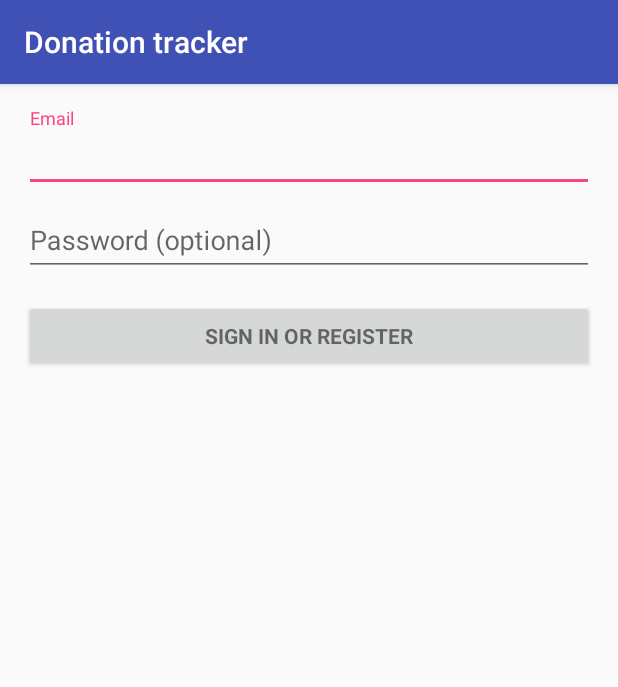
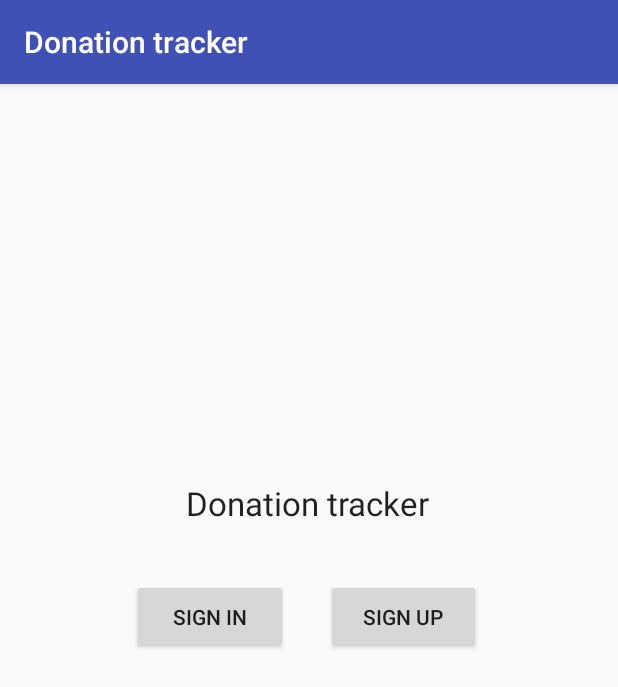
Before and after one commit to CS2340-Fall2018-Team74/Donation-Tracker, an Android app: the screen it shows after launch (LoginActivity before the commit, WelcomeActivity after it), on a phone screen of 412 x 824 dp. Shown: the top 687 px of the screen. Run offline under Robolectric (Android 15) with nearby library versions, the phone set to English and light mode, and no system bars.

Commit message:
welcome activity

```diff
--- a/app/build.gradle
+++ b/app/build.gradle
@@ -22,6 +22,7 @@ dependencies {
     implementation fileTree(dir: 'libs', include: ['*.jar'])
     implementation 'com.android.support:appcompat-v7:28.0.0-rc02'
     implementation 'com.android.support:design:28.0.0-rc02'
+    implementation 'com.android.support.constraint:constraint-layout:1.1.3'
     testImplementation 'junit:junit:4.12'
     androidTestImplementation 'com.android.support.test:runner:1.0.2'
     androidTestImplementation 'com.android.support.test.espresso:espresso-core:3.0.2'
--- a/app/src/main/AndroidManifest.xml
+++ b/app/src/main/AndroidManifest.xml
@@ -1,6 +1,7 @@
 <?xml version="1.0" encoding="utf-8"?>
 <manifest xmlns:android="http://schemas.android.com/apk/res/android"
     package="edu.gatech.donationtracker">
+
     <!-- To auto-complete the email text field in the login form with the user's emails -->
     <uses-permission android:name="android.permission.GET_ACCOUNTS" />
     <uses-permission android:name="android.permission.READ_PROFILE" />
@@ -13,15 +14,14 @@
         android:roundIcon="@mipmap/ic_launcher_round"
         android:supportsRtl="true"
         android:theme="@style/AppTheme">
-        <activity
-            android:name=".LoginActivity"
+        <activity android:name=".WelcomeActivity"
             android:label="@string/app_name">
             <intent-filter>
                 <action android:name="android.intent.action.MAIN" />
-
                 <category android:name="android.intent.category.LAUNCHER" />
             </intent-filter>
         </activity>
     </application>
 
+
 </manifest>
--- a/app/src/main/java/edu/gatech/donationtracker/LoginActivity.java
+++ /dev/null
@@ -1,349 +0,0 @@
-package edu.gatech.donationtracker;
-
-import android.animation.Animator;
-import android.animation.AnimatorListenerAdapter;
-import android.annotation.TargetApi;
-import android.content.pm.PackageManager;
-import android.support.annotation.NonNull;
-import android.support.design.widget.Snackbar;
-import android.support.v7.app.AppCompatActivity;
-import android.app.LoaderManager.LoaderCallbacks;
-
-import android.content.CursorLoader;
-import android.content.Loader;
-import android.database.Cursor;
-import android.net.Uri;
-import android.os.AsyncTask;
-
-import android.os.Build;
-import android.os.Bundle;
-import android.provider.ContactsContract;
-import android.text.TextUtils;
-import android.view.KeyEvent;
-import android.view.View;
-import android.view.View.OnClickListener;
-import android.view.inputmethod.EditorInfo;
-import android.widget.ArrayAdapter;
-import android.widget.AutoCompleteTextView;
-import android.widget.Button;
-import android.widget.EditText;
-import android.widget.TextView;
-
-import java.util.ArrayList;
-import java.util.List;
-
-import static android.Manifest.permission.READ_CONTACTS;
-
-/**
- * A login screen that offers login via email/password.
- */
-public class LoginActivity extends AppCompatActivity implements LoaderCallbacks<Cursor> {
-
-    /**
-     * Id to identity READ_CONTACTS permission request.
-     */
-    private static final int REQUEST_READ_CONTACTS = 0;
-
-    /**
-     * A dummy authentication store containing known user names and passwords.
-     * TODO: remove after connecting to a real authentication system.
-     */
-    private static final String[] DUMMY_CREDENTIALS = new String[]{
-            "foo@example.com:hello", "bar@example.com:world"
-    };
-    /**
-     * Keep track of the login task to ensure we can cancel it if requested.
-     */
-    private UserLoginTask mAuthTask = null;
-
-    // UI references.
-    private AutoCompleteTextView mEmailView;
-    private EditText mPasswordView;
-    private View mProgressView;
-    private View mLoginFormView;
-
-    @Override
-    protected void onCreate(Bundle savedInstanceState) {
-        super.onCreate(savedInstanceState);
-        setContentView(R.layout.activity_login);
-        // Set up the login form.
-        mEmailView = (AutoCompleteTextView) findViewById(R.id.email);
-        populateAutoComplete();
-
-        mPasswordView = (EditText) findViewById(R.id.password);
-        mPasswordView.setOnEditorActionListener(new TextView.OnEditorActionListener() {
-            @Override
-            public boolean onEditorAction(TextView textView, int id, KeyEvent keyEvent) {
-                if (id == EditorInfo.IME_ACTION_DONE || id == EditorInfo.IME_NULL) {
-                    attemptLogin();
-                    return true;
-                }
-                return false;
-            }
-        });
-
-        Button mEmailSignInButton = (Button) findViewById(R.id.email_sign_in_button);
-        mEmailSignInButton.setOnClickListener(new OnClickListener() {
-            @Override
-            public void onClick(View view) {
-                attemptLogin();
-            }
-        });
-
-        mLoginFormView = findViewById(R.id.login_form);
-        mProgressView = findViewById(R.id.login_progress);
-    }
-
-    private void populateAutoComplete() {
-        if (!mayRequestContacts()) {
-            return;
-        }
-
-        getLoaderManager().initLoader(0, null, this);
-    }
-
-    private boolean mayRequestContacts() {
-        if (Build.VERSION.SDK_INT < Build.VERSION_CODES.M) {
-            return true;
-        }
-        if (checkSelfPermission(READ_CONTACTS) == PackageManager.PERMISSION_GRANTED) {
-            return true;
-        }
-        if (shouldShowRequestPermissionRationale(READ_CONTACTS)) {
-            Snackbar.make(mEmailView, R.string.permission_rationale, Snackbar.LENGTH_INDEFINITE)
-                    .setAction(android.R.string.ok, new View.OnClickListener() {
-                        @Override
-                        @TargetApi(Build.VERSION_CODES.M)
-                        public void onClick(View v) {
-                            requestPermissions(new String[]{READ_CONTACTS}, REQUEST_READ_CONTACTS);
-                        }
-                    });
-        } else {
-            requestPermissions(new String[]{READ_CONTACTS}, REQUEST_READ_CONTACTS);
-        }
-        return false;
-    }
-
-    /**
-     * Callback received when a permissions request has been completed.
-     */
-    @Override
-    public void onRequestPermissionsResult(int requestCode, @NonNull String[] permissions,
-                                           @NonNull int[] grantResults) {
-        if (requestCode == REQUEST_READ_CONTACTS) {
-            if (grantResults.length == 1 && grantResults[0] == PackageManager.PERMISSION_GRANTED) {
-                populateAutoComplete();
-            }
-        }
-    }
-
-
-    /**
-     * Attempts to sign in or register the account specified by the login form.
-     * If there are form errors (invalid email, missing fields, etc.), the
-     * errors are presented and no actual login attempt is made.
-     */
-    private void attemptLogin() {
-        if (mAuthTask != null) {
-            return;
-        }
-
-        // Reset errors.
-        mEmailView.setError(null);
-        mPasswordView.setError(null);
-
-        // Store values at the time of the login attempt.
-        String email = mEmailView.getText().toString();
-        String password = mPasswordView.getText().toString();
-
-        boolean cancel = false;
-        View focusView = null;
-
-        // Check for a valid password, if the user entered one.
-        if (!TextUtils.isEmpty(password) && !isPasswordValid(password)) {
-            mPasswordView.setError(getString(R.string.error_invalid_password));
-            focusView = mPasswordView;
-            cancel = true;
-        }
-
-        // Check for a valid email address.
-        if (TextUtils.isEmpty(email)) {
-            mEmailView.setError(getString(R.string.error_field_required));
-            focusView = mEmailView;
-            cancel = true;
-        } else if (!isEmailValid(email)) {
-            mEmailView.setError(getString(R.string.error_invalid_email));
-            focusView = mEmailView;
-            cancel = true;
-        }
-
-        if (cancel) {
-            // There was an error; don't attempt login and focus the first
-            // form field with an error.
-            focusView.requestFocus();
-        } else {
-            // Show a progress spinner, and kick off a background task to
-            // perform the user login attempt.
-            showProgress(true);
-            mAuthTask = new UserLoginTask(email, password);
-            mAuthTask.execute((Void) null);
-        }
-    }
-
-    private boolean isEmailValid(String email) {
-        //TODO: Replace this with your own logic
-        return email.contains("@");
-    }
-
-    private boolean isPasswordValid(String password) {
-        //TODO: Replace this with your own logic
-        return password.length() > 4;
-    }
-
-    /**
-     * Shows the progress UI and hides the login form.
-     */
-    @TargetApi(Build.VERSION_CODES.HONEYCOMB_MR2)
-    private void showProgress(final boolean show) {
-        // On Honeycomb MR2 we have the ViewPropertyAnimator APIs, which allow
-        // for very easy animations. If available, use these APIs to fade-in
-        // the progress spinner.
-        if (Build.VERSION.SDK_INT >= Build.VERSION_CODES.HONEYCOMB_MR2) {
-            int shortAnimTime = getResources().getInteger(android.R.integer.config_shortAnimTime);
-
-            mLoginFormView.setVisibility(show ? View.GONE : View.VISIBLE);
-            mLoginFormView.animate().setDuration(shortAnimTime).alpha(
-                    show ? 0 : 1).setListener(new AnimatorListenerAdapter() {
-                @Override
-                public void onAnimationEnd(Animator animation) {
-                    mLoginFormView.setVisibility(show ? View.GONE : View.VISIBLE);
-                }
-            });
-
-            mProgressView.setVisibility(show ? View.VISIBLE : View.GONE);
-            mProgressView.animate().setDuration(shortAnimTime).alpha(
-                    show ? 1 : 0).setListener(new AnimatorListenerAdapter() {
-                @Override
-                public void onAnimationEnd(Animator animation) {
-                    mProgressView.setVisibility(show ? View.VISIBLE : View.GONE);
-                }
-            });
-        } else {
-            // The ViewPropertyAnimator APIs are not available, so simply show
-            // and hide the relevant UI components.
-            mProgressView.setVisibility(show ? View.VISIBLE : View.GONE);
-            mLoginFormView.setVisibility(show ? View.GONE : View.VISIBLE);
-        }
-    }
-
-    @Override
-    public Loader<Cursor> onCreateLoader(int i, Bundle bundle) {
-        return new CursorLoader(this,
-                // Retrieve data rows for the device user's 'profile' contact.
-                Uri.withAppendedPath(ContactsContract.Profile.CONTENT_URI,
-                        ContactsContract.Contacts.Data.CONTENT_DIRECTORY), ProfileQuery.PROJECTION,
-
-                // Select only email addresses.
-                ContactsContract.Contacts.Data.MIMETYPE +
-                        " = ?", new String[]{ContactsContract.CommonDataKinds.Email
-                .CONTENT_ITEM_TYPE},
-
-                // Show primary email addresses first. Note that there won't be
-                // a primary email address if the user hasn't specified one.
-                ContactsContract.Contacts.Data.IS_PRIMARY + " DESC");
-    }
-
-    @Override
-    public void onLoadFinished(Loader<Cursor> cursorLoader, Cursor cursor) {
-        List<String> emails = new ArrayList<>();
-        cursor.moveToFirst();
-        while (!cursor.isAfterLast()) {
-            emails.add(cursor.getString(ProfileQuery.ADDRESS));
-            cursor.moveToNext();
-        }
-
-        addEmailsToAutoComplete(emails);
-    }
-
-    @Override
-    public void onLoaderReset(Loader<Cursor> cursorLoader) {
-
-    }
-
-    private void addEmailsToAutoComplete(List<String> emailAddressCollection) {
-        //Create adapter to tell the AutoCompleteTextView what to show in its dropdown list.
-        ArrayAdapter<String> adapter =
-                new ArrayAdapter<>(LoginActivity.this,
-                        android.R.layout.simple_dropdown_item_1line, emailAddressCollection);
-
-        mEmailView.setAdapter(adapter);
-    }
-
-
-    private interface ProfileQuery {
-        String[] PROJECTION = {
-                ContactsContract.CommonDataKinds.Email.ADDRESS,
-                ContactsContract.CommonDataKinds.Email.IS_PRIMARY,
-        };
-
-        int ADDRESS = 0;
-        int IS_PRIMARY = 1;
-    }
-
-    /**
-     * Represents an asynchronous login/registration task used to authenticate
-     * the user.
-     */
-    public class UserLoginTask extends AsyncTask<Void, Void, Boolean> {
-
-        private final String mEmail;
-        private final String mPassword;
-
-        UserLoginTask(String email, String password) {
-            mEmail = email;
-            mPassword = password;
-        }
-
-        @Override
-        protected Boolean doInBackground(Void... params) {
-            // TODO: attempt authentication against a network service.
-
-            try {
-                // Simulate network access.
-                Thread.sleep(2000);
-            } catch (InterruptedException e) {
-                return false;
-            }
-
-            for (String credential : DUMMY_CREDENTIALS) {
-                String[] pieces = credential.split(":");
-                if (pieces[0].equals(mEmail)) {
-                    // Account exists, return true if the password matches.
-                    return pieces[1].equals(mPassword);
-                }
-            }
-
-            // TODO: register the new account here.
-            return true;
-        }
-
-        @Override
-        protected void onPostExecute(final Boolean success) {
-            mAuthTask = null;
-            showProgress(false);
-
-            if (success) {
-                finish();
-            } else {
-                mPasswordView.setError(getString(R.string.error_incorrect_password));
-                mPasswordView.requestFocus();
-            }
-        }
-
-        @Override
-        protected void onCancelled() {
-            mAuthTask = null;
-            showProgress(false);
-        }
-    }
-}
--- /dev/null
+++ b/app/src/main/java/edu/gatech/donationtracker/WelcomeActivity.java
@@ -0,0 +1,22 @@
+package edu.gatech.donationtracker;
+
+import android.support.v7.app.AppCompatActivity;
+import android.os.Bundle;
+import android.widget.Button;
+
+public class WelcomeActivity extends AppCompatActivity {
+    private String app_name = "Donation Tracker";
+    private String sign_up = "Sign up";
+    private String sign_in = "Sign in";
+    private Button button_sign_up;
+    private Button button_sign_in;
+
+    @Override
+    protected void onCreate(Bundle savedInstanceState) {
+        super.onCreate(savedInstanceState);
+        setContentView(R.layout.activity_welcome);
+        button_sign_in = findViewById(R.id.button_signIn);
+        button_sign_up = findViewById(R.id.button_signUp);
+        //ADD LISTENERS
+    }
+}
--- a/app/src/main/res/layout/activity_login.xml
+++ /dev/null
@@ -1,78 +0,0 @@
-<?xml version="1.0" encoding="utf-8"?>
-<LinearLayout xmlns:android="http://schemas.android.com/apk/res/android"
-    xmlns:tools="http://schemas.android.com/tools"
-    android:layout_width="match_parent"
-    android:layout_height="match_parent"
-    android:gravity="center_horizontal"
-    android:orientation="vertical"
-    android:paddingBottom="@dimen/activity_vertical_margin"
-    android:paddingLeft="@dimen/activity_horizontal_margin"
-    android:paddingRight="@dimen/activity_horizontal_margin"
-    android:paddingTop="@dimen/activity_vertical_margin"
-    tools:context=".LoginActivity">
-
-    <!-- Login progress -->
-    <ProgressBar
-        android:id="@+id/login_progress"
-        style="?android:attr/progressBarStyleLarge"
-        android:layout_width="wrap_content"
-        android:layout_height="wrap_content"
-        android:layout_marginBottom="8dp"
-        android:visibility="gone" />
-
-    <ScrollView
-        android:id="@+id/login_form"
-        android:layout_width="match_parent"
-        android:layout_height="match_parent">
-
-        <LinearLayout
-            android:id="@+id/email_login_form"
-            android:layout_width="match_parent"
-            android:layout_height="wrap_content"
-            android:orientation="vertical">
-
-            <android.support.design.widget.TextInputLayout
-                android:layout_width="match_parent"
-                android:layout_height="wrap_content">
-
-                <AutoCompleteTextView
-                    android:id="@+id/email"
-                    android:layout_width="match_parent"
-                    android:layout_height="wrap_content"
-                    android:hint="@string/prompt_email"
-                    android:inputType="textEmailAddress"
-                    android:maxLines="1"
-                    android:singleLine="true" />
-
-            </android.support.design.widget.TextInputLayout>
-
-            <android.support.design.widget.TextInputLayout
-                android:layout_width="match_parent"
-                android:layout_height="wrap_content">
-
-                <EditText
-                    android:id="@+id/password"
-                    android:layout_width="match_parent"
-                    android:layout_height="wrap_content"
-                    android:hint="@string/prompt_password"
-                    android:imeActionId="6"
-                    android:imeActionLabel="@string/action_sign_in_short"
-                    android:imeOptions="actionUnspecified"
-                    android:inputType="textPassword"
-                    android:maxLines="1"
-                    android:singleLine="true" />
-
-            </android.support.design.widget.TextInputLayout>
-
-            <Button
-                android:id="@+id/email_sign_in_button"
-                style="?android:textAppearanceSmall"
-                android:layout_width="match_parent"
-                android:layout_height="wrap_content"
-                android:layout_marginTop="16dp"
-                android:text="@string/action_sign_in"
-                android:textStyle="bold" />
-
-        </LinearLayout>
-    </ScrollView>
-</LinearLayout>
--- /dev/null
+++ b/app/src/main/res/layout/activity_welcome.xml
@@ -0,0 +1,84 @@
+<?xml version="1.0" encoding="utf-8"?>
+<android.support.constraint.ConstraintLayout xmlns:android="http://schemas.android.com/apk/res/android"
+    xmlns:app="http://schemas.android.com/apk/res-auto"
+    xmlns:tools="http://schemas.android.com/tools"
+    android:layout_width="match_parent"
+    android:layout_height="match_parent"
+    tools:context=".WelcomeActivity">
+
+    <Button
+        android:id="@+id/button_signIn"
+        android:layout_width="0dp"
+        android:layout_height="50dp"
+        android:layout_marginEnd="25dp"
+        android:layout_marginLeft="88dp"
+        android:layout_marginRight="25dp"
+        android:layout_marginStart="88dp"
+        android:text="@string/sign_in"
+        app:layout_constraintBaseline_toBaselineOf="@+id/button_signUp"
+        app:layout_constraintEnd_toStartOf="@+id/button_signUp"
+        app:layout_constraintStart_toStartOf="parent" />
+
+    <TextView
+        android:id="@+id/textView"
+        android:layout_width="164dp"
+        android:layout_height="wrap_content"
+        android:layout_marginBottom="36dp"
+        android:text="@string/app_name"
+        android:textAppearance="@style/TextAppearance.AppCompat.Large"
+        android:visibility="visible"
+        app:layout_constraintBottom_toTopOf="@+id/button_signIn"
+        app:layout_constraintEnd_toEndOf="parent"
+        app:layout_constraintStart_toStartOf="parent"
+        tools:text="@string/app_name" />
+
+    <android.support.constraint.Guideline
+        android:id="@+id/guideline"
+        android:layout_width="wrap_content"
+        android:layout_height="wrap_content"
+        android:orientation="horizontal"
+        app:layout_constraintGuide_begin="20dp" />
+
+    <android.support.constraint.Guideline
+        android:id="@+id/guideline2"
+        android:layout_width="wrap_content"
+        android:layout_height="wrap_content"
+        android:orientation="horizontal"
+        app:layout_constraintGuide_begin="20dp" />
+
+    <android.support.constraint.Guideline
+        android:id="@+id/guideline3"
+        android:layout_width="wrap_content"
+        android:layout_height="wrap_content"
+        android:orientation="horizontal"
+        app:layout_constraintGuide_begin="20dp" />
+
+    <android.support.constraint.Guideline
+        android:id="@+id/guideline4"
+        android:layout_width="wrap_content"
+        android:layout_height="wrap_content"
+        android:orientation="horizontal"
+        app:layout_constraintGuide_begin="20dp" />
+
+    <android.support.constraint.Group
+        android:id="@+id/group5"
+        android:layout_width="wrap_content"
+        android:layout_height="wrap_content"
+        app:layout_constraintBottom_toTopOf="parent"
+        app:layout_constraintEnd_toStartOf="parent"
+        app:layout_constraintStart_toStartOf="parent"
+        app:layout_constraintTop_toTopOf="parent" />
+
+    <Button
+        android:id="@+id/button_signUp"
+        android:layout_width="0dp"
+        android:layout_height="50dp"
+        android:layout_marginEnd="91dp"
+        android:layout_marginRight="91dp"
+        android:text="@string/sign_up"
+        app:layout_constraintBottom_toBottomOf="parent"
+        app:layout_constraintEnd_toEndOf="parent"
+        app:layout_constraintStart_toEndOf="@+id/button_signIn"
+        app:layout_constraintTop_toTopOf="parent"
+        app:layout_constraintVertical_bias="0.46" />
+</android.support.constraint.ConstraintLayout>
--- a/app/src/main/res/values/strings.xml
+++ b/app/src/main/res/values/strings.xml
@@ -13,4 +13,6 @@
     <string name="permission_rationale">"Contacts permissions are needed for providing email
         completions."
     </string>
+    <string name="sign_up">Sign up</string>
+    <string name="sign_in">Sign in</string>
 </resources>
```
